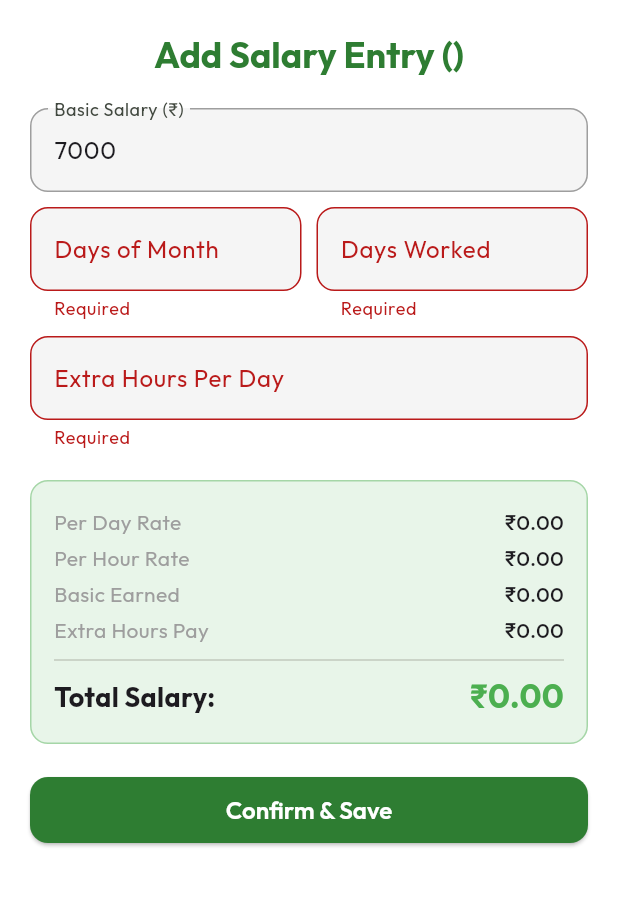
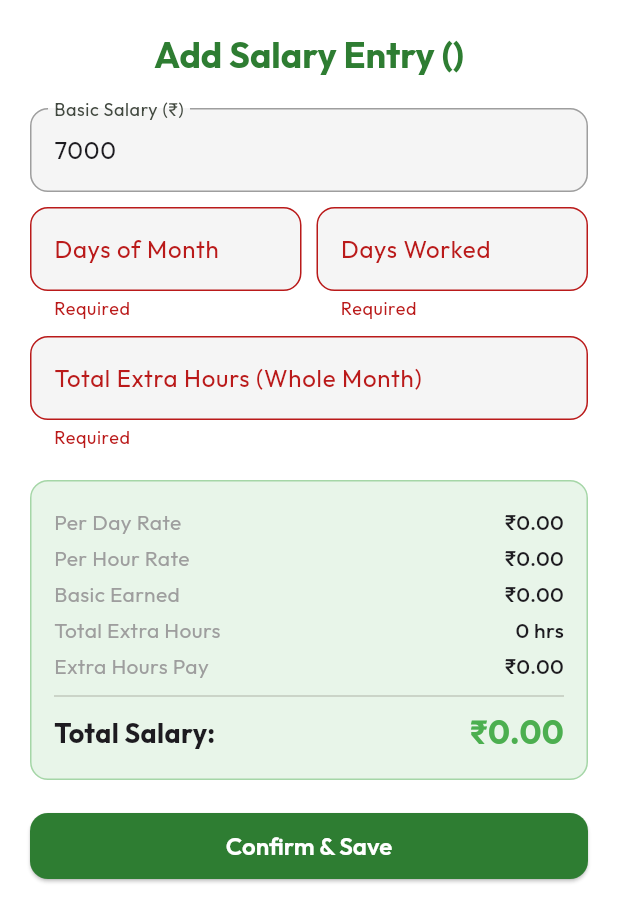
Before and after one commit to Ishwari2010/advait_academy, a Flutter app: the AddSalaryBottomSheet widget shown alone on an empty page, opened directly with empty values, after a tap on "Confirm & Save", on a phone screen of 412 x 824 dp. Shown: the top 922 px of the screen. Run offline on Flutter 3.47's test engine with Material 3 defaults, Android fonts, the phone set to English and light mode, and no system bars; our stand-ins replace google_fonts, supabase_flutter; accounts and stored records are empty.

Commit message:
Refine Non-Teaching Salary: switch to Monthly Total Extra Hours calculation and labels

```diff
--- a/lib/screens/staff_detail_screen.dart
+++ b/lib/screens/staff_detail_screen.dart
@@ -155,7 +155,7 @@ class _StaffDetailScreenState extends State<StaffDetailScreen> {
                   mainAxisAlignment: MainAxisAlignment.spaceBetween,
                   children: [
                     Text(
-                      "Added: ${DateFormat(\'dd MMM yyyy\').format(record.createdAt)}",
+                      "Added: ${DateFormat('dd MMM yyyy').format(record.createdAt)}",
                         style: const TextStyle(
                             fontSize: 18, fontWeight: FontWeight.bold, color: Colors.blueGrey)),
                     IconButton(
@@ -215,7 +215,7 @@ class _StaffDetailScreenState extends State<StaffDetailScreen> {
         const SizedBox(height: 4),
         _dataRow("Days Worked", "${record.daysWorked.toInt()} / ${record.daysOfMonth?.toInt()}", "\u{20B9}${record.perDayRate?.toStringAsFixed(2)} / day"),
         const SizedBox(height: 4),
-        _dataRow("Extra Hours", "${record.extraHoursPerDay} hrs/day", "\u{20B9}${record.extraHoursPay?.toStringAsFixed(2)}"),
+        _dataRow("Total Extra Hours", "${record.extraHoursPerDay?.toInt() ?? 0} hrs", "\u{20B9}${record.extraHoursPay?.toStringAsFixed(2)}"),
       ],
     );
   }
@@ -255,7 +255,7 @@ class _StaffDetailScreenState extends State<StaffDetailScreen> {
   }
 
   void _confirmDeleteSalaryRecord(BuildContext context, SalaryRecord record) {
-    final label = DateFormat(\'dd MMM yyyy\').format(record.createdAt);
+    final label = DateFormat('dd MMM yyyy').format(record.createdAt);
 
     showDialog(
       context: context,
--- a/lib/widgets/add_salary_bottom_sheet.dart
+++ b/lib/widgets/add_salary_bottom_sheet.dart
@@ -22,23 +22,21 @@ class AddSalaryBottomSheet extends StatefulWidget {
 class _AddSalaryBottomSheetState extends State<AddSalaryBottomSheet> {
   final _formKey = GlobalKey<FormState>();
 
-  // Consonants for common fields
   final _daysOfMonthController = TextEditingController();
   final _daysWorkedController = TextEditingController();
 
-  // Teaching Specific
   final _std9HoursController = TextEditingController();
   final _std10HoursController = TextEditingController();
   double _std9Amount = 0;
   double _std10Amount = 0;
 
-  // Non-Teaching Specific
   final _basicSalaryController = TextEditingController(text: "7000");
-  final _extraHoursPerDayController = TextEditingController();
+  final _extraHoursController = TextEditingController();
   double _perDayRate = 0;
   double _perHourRate = 0;
   double _basicEarned = 0;
   double _extraPay = 0;
+  double _totalExtraHoursCount = 0;
 
   double _totalSalary = 0;
 
@@ -50,11 +48,11 @@ class _AddSalaryBottomSheetState extends State<AddSalaryBottomSheet> {
     _std9HoursController.addListener(_calculate);
     _std10HoursController.addListener(_calculate);
     _basicSalaryController.addListener(_calculate);
-    _extraHoursPerDayController.addListener(_calculate);
+    _extraHoursController.addListener(_calculate);
   }
 
   void _calculate() {
-    final dom = double.tryParse(_daysOfMonthController.text) ?? 1; // avoid /0
+    final dom = double.tryParse(_daysOfMonthController.text) ?? 1;
     final dw = double.tryParse(_daysWorkedController.text) ?? 0;
 
     if (widget.staffCategory == "Teaching") {
@@ -68,13 +66,14 @@ class _AddSalaryBottomSheetState extends State<AddSalaryBottomSheet> {
       });
     } else {
       final basic = double.tryParse(_basicSalaryController.text) ?? 0;
-      final extraHPD = double.tryParse(_extraHoursPerDayController.text) ?? 0;
+      final totalH = double.tryParse(_extraHoursController.text) ?? 0;
 
       setState(() {
+        _totalExtraHoursCount = totalH;
         _perDayRate = basic / (dom > 0 ? dom : 1);
         _perHourRate = _perDayRate / 3;
         _basicEarned = _perDayRate * dw;
-        _extraPay = extraHPD * dw * _perHourRate;
+        _extraPay = totalH * _perHourRate;
         _totalSalary = _basicEarned + _extraPay;
       });
     }
@@ -196,8 +195,11 @@ class _AddSalaryBottomSheetState extends State<AddSalaryBottomSheet> {
       ),
       const SizedBox(height: 10),
       TextFormField(
-        controller: _extraHoursPerDayController,
-        decoration: const InputDecoration(labelText: "Extra Hours Per Day", hintText: "Beyond 3hrs/day"),
+        controller: _extraHoursController,
+        decoration: const InputDecoration(
+          labelText: "Total Extra Hours (Whole Month)",
+          hintText: "Total extra hours beyond 3hrs/day this month"
+        ),
         keyboardType: TextInputType.number,
         validator: (v) => v!.isEmpty ? "Required" : null,
       ),
@@ -221,6 +223,7 @@ class _AddSalaryBottomSheetState extends State<AddSalaryBottomSheet> {
             _summaryRow("Per Day Rate", _perDayRate),
             _summaryRow("Per Hour Rate", _perHourRate),
             _summaryRow("Basic Earned", _basicEarned),
+            _summaryRow("Total Extra Hours", _totalExtraHoursCount),
             _summaryRow("Extra Hours Pay", _extraPay),
           ],
           const Divider(),
@@ -238,13 +241,15 @@ class _AddSalaryBottomSheetState extends State<AddSalaryBottomSheet> {
   }
 
   Widget _summaryRow(String label, double value) {
+    bool isMoney = label.contains("Amount") || label.contains("Pay") || label.contains("Salary") || label.contains("Rate") || label.contains("Earned");
     return Padding(
       padding: const EdgeInsets.symmetric(vertical: 2),
       child: Row(
         mainAxisAlignment: MainAxisAlignment.spaceBetween,
         children: [
           Text(label, style: const TextStyle(color: Colors.grey)),
-          Text("\u{20B9}${value.toStringAsFixed(2)}", style: const TextStyle(fontWeight: FontWeight.w500)),
+          Text(isMoney ? "\u{20B9}${value.toStringAsFixed(2)}" : "${value.toInt()} hrs",
+               style: const TextStyle(fontWeight: FontWeight.w500)),
         ],
       ),
     );
@@ -258,7 +263,6 @@ class _AddSalaryBottomSheetState extends State<AddSalaryBottomSheet> {
       final record = SalaryRecord(
         id: "",
         staffId: widget.staffId,
-        // Set month and year to null for Teaching staff
         month: isTeaching ? null : now.month,
         year: isTeaching ? null : now.year,
         daysWorked: double.parse(_daysWorkedController.text),
@@ -269,7 +273,7 @@ class _AddSalaryBottomSheetState extends State<AddSalaryBottomSheet> {
         std9Amount: _std9Amount,
         std10Amount: _std10Amount,
         basicSalary: double.tryParse(_basicSalaryController.text),
-        extraHoursPerDay: double.tryParse(_extraHoursPerDayController.text),
+        extraHoursPerDay: double.tryParse(_extraHoursController.text),
         perDayRate: _perDayRate,
         perHourRate: _perHourRate,
         extraHoursPay: _extraPay,
@@ -301,7 +305,7 @@ class _AddSalaryBottomSheetState extends State<AddSalaryBottomSheet> {
     _std9HoursController.dispose();
     _std10HoursController.dispose();
     _basicSalaryController.dispose();
-    _extraHoursPerDayController.dispose();
+    _extraHoursController.dispose();
     super.dispose();
   }
 }
```
